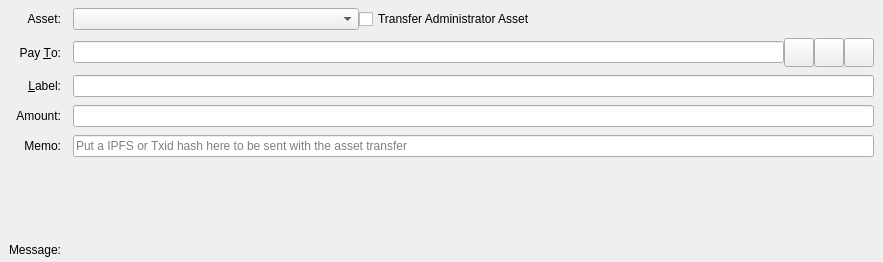
Old version of the form src/qt/forms/sendassetsentry.ui in the repository NeoxaChain/Neoxa.
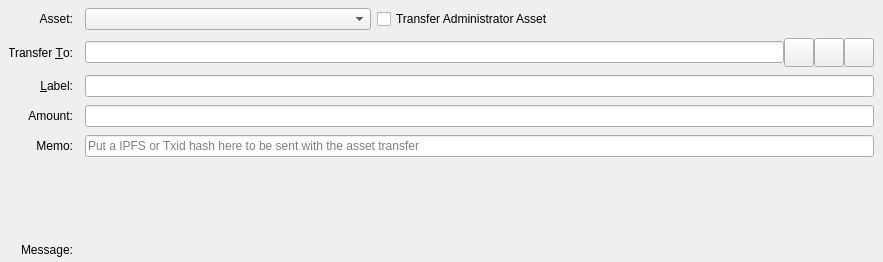
New version of the form. Icons and pictures are not drawn. Custom widgets are drawn as their Qt base class.

What changed in the file:
```diff
--- a/src/qt/forms/sendassetsentry.ui
+++ b/src/qt/forms/sendassetsentry.ui
@@ -216,7 +216,7 @@
     <item row="2" column="0">
      <widget class="QLabel" name="payToLabel">
       <property name="text">
-       <string>Pay &amp;To:</string>
+       <string>Transfer &amp;To:</string>
       </property>
       <property name="alignment">
        <set>Qt::AlignRight|Qt::AlignTrailing|Qt::AlignVCenter</set>
@@ -229,7 +229,7 @@
     <item row="1" column="1">
      <layout class="QHBoxLayout" name="horizontalLayout_3">
       <property name="spacing">
-       <number>0</number>
+       <number>6</number>
       </property>
       <item>
        <widget class="QComboBox" name="assetSelectionBox">
```
Left out of the diff: 20 changed lines with no effect on the pictures.
